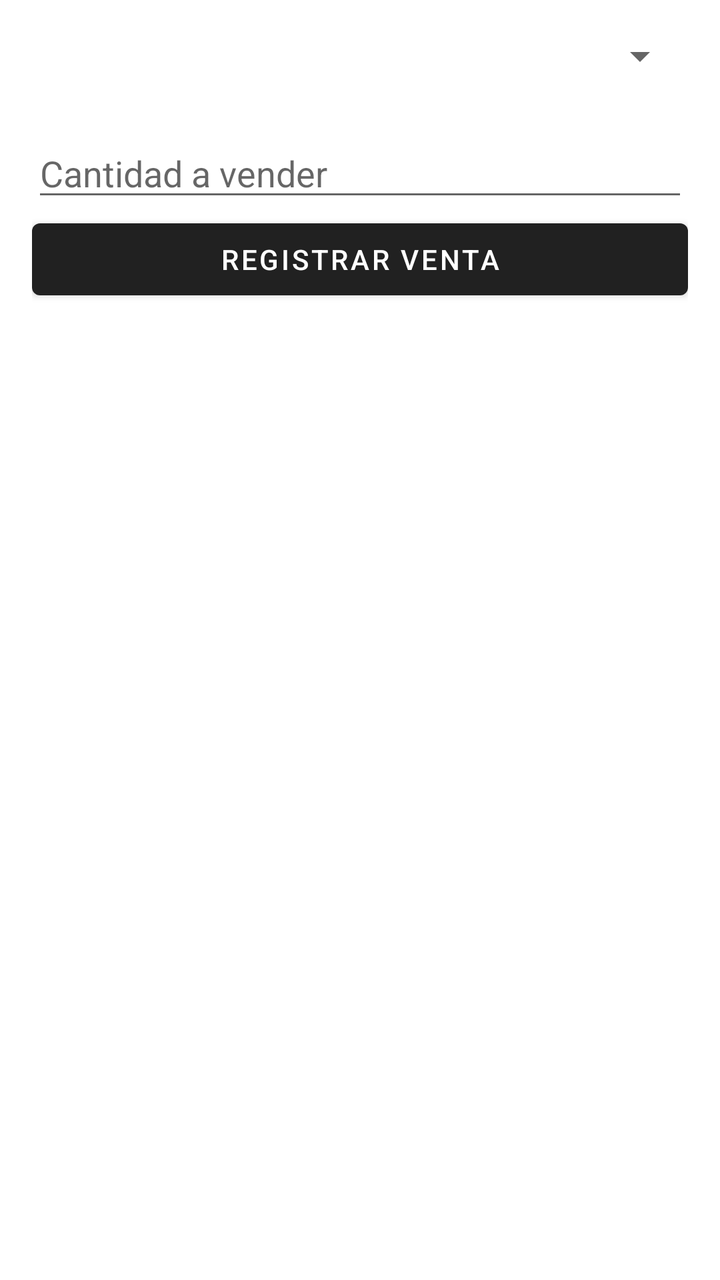
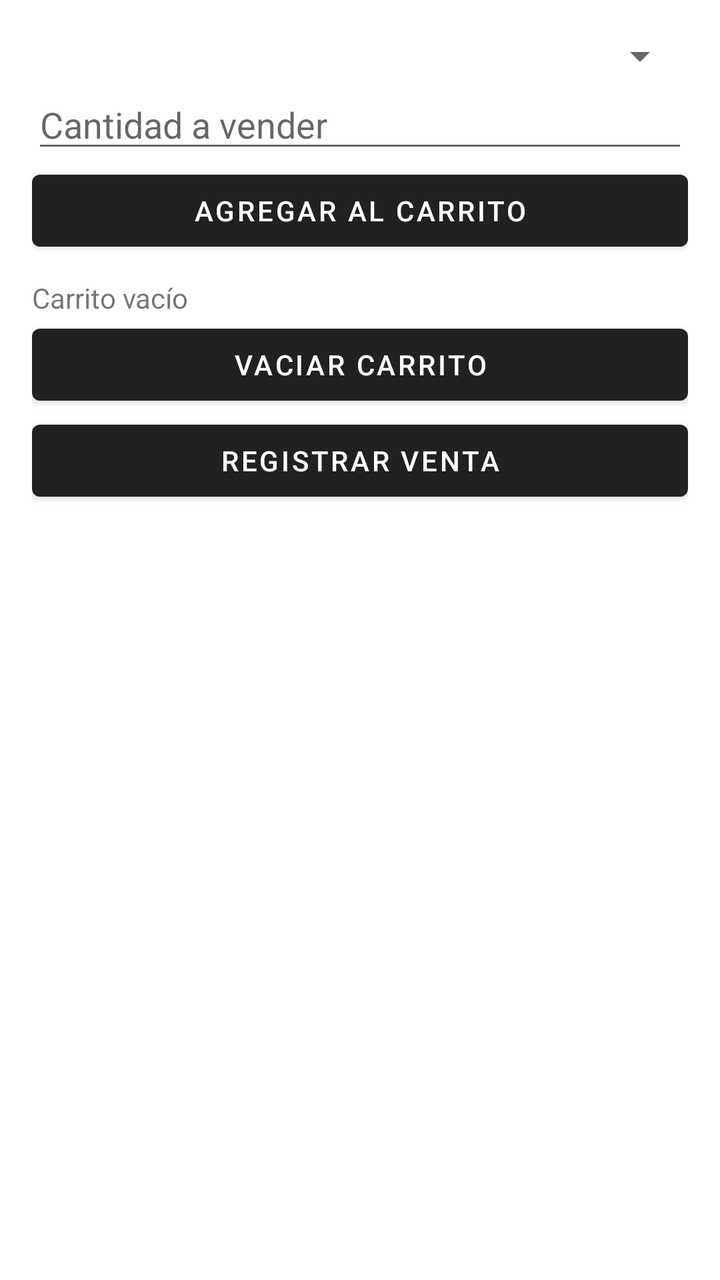

Before-and-after screenshots of an Android layout around one commit, followed by the original layout XML and the change that was made.
<!-- AndroidManifest.xml: application theme Theme.MaterialComponents.DayNight.DarkActionBar -->
<!-- res/layout/activity_sales.xml -->
<?xml version="1.0" encoding="utf-8"?>
<LinearLayout
    xmlns:android="http://schemas.android.com/apk/res/android"
    android:orientation="vertical"
    android:padding="16dp"
    android:layout_width="match_parent"
    android:layout_height="match_parent">

    <Spinner
        android:id="@+id/spProducts"
        android:layout_width="match_parent"
        android:layout_height="wrap_content"/>

    <TextView
        android:id="@+id/txtProduct"
        android:textSize="18sp"
        android:layout_width="match_parent"
        android:layout_height="wrap_content"/>

    <EditText
        android:id="@+id/etQuantity"
        android:hint="Cantidad a vender"
        android:inputType="numberDecimal"
        android:layout_width="match_parent"
        android:layout_height="wrap_content"/>

    <Button
        android:id="@+id/btnSell"
        android:text="Registrar Venta"
        android:layout_width="match_parent"
        android:layout_height="wrap_content"/>

    <TextView
        android:id="@+id/txtStatus"
        android:paddingTop="16dp"
        android:layout_width="match_parent"
        android:layout_height="wrap_content"/>

</LinearLayout>
<!-- resources referenced by this layout -->
<resources>

</resources>

<!-- the commit's change to res/layout/activity_sales.xml (unified diff, before → after) -->
@@ -1,39 +1,62 @@
 <?xml version="1.0" encoding="utf-8"?>
-<LinearLayout
+<ScrollView
     xmlns:android="http://schemas.android.com/apk/res/android"
-    android:orientation="vertical"
-    android:padding="16dp"
     android:layout_width="match_parent"
     android:layout_height="match_parent">
 
-    <Spinner
-        android:id="@+id/spProducts"
+    <LinearLayout
+        android:orientation="vertical"
+        android:padding="16dp"
         android:layout_width="match_parent"
-        android:layout_height="wrap_content"/>
+        android:layout_height="wrap_content">
 
-    <TextView
-        android:id="@+id/txtProduct"
-        android:textSize="18sp"
-        android:layout_width="match_parent"
-        android:layout_height="wrap_content"/>
+        <Spinner
+            android:id="@+id/spProducts"
+            android:layout_width="match_parent"
+            android:layout_height="wrap_content"/>
 
-    <EditText
-        android:id="@+id/etQuantity"
-        android:hint="Cantidad a vender"
-        android:inputType="numberDecimal"
-        android:layout_width="match_parent"
-        android:layout_height="wrap_content"/>
+        <EditText
+            android:id="@+id/etQuantity"
+            android:hint="Cantidad a vender"
+            android:inputType="numberDecimal"
+            android:layout_width="match_parent"
+            android:layout_height="wrap_content"/>
 
-    <Button
-        android:id="@+id/btnSell"
-        android:text="Registrar Venta"
-        android:layout_width="match_parent"
-        android:layout_height="wrap_content"/>
+        
+        <Button
+            android:id="@+id/btnAddToCart"
+            android:text="Agregar al carrito"
+            android:layout_width="match_parent"
+            android:layout_height="wrap_content"/>
 
-    <TextView
-        android:id="@+id/txtStatus"
-        android:paddingTop="16dp"
-        android:layout_width="match_parent"
-        android:layout_height="wrap_content"/>
+        
+        <TextView
+            android:id="@+id/txtCart"
+            android:layout_width="match_parent"
+            android:layout_height="wrap_content"
+            android:paddingTop="10dp"
+            android:text="Carrito vacío"/>
 
-</LinearLayout>
+        
+        <Button
+            android:id="@+id/btnClearCart"
+            android:text="Vaciar carrito"
+            android:layout_width="match_parent"
+            android:layout_height="wrap_content"/>
+
+        
+        <Button
+            android:id="@+id/btnSell"
+            android:text="Registrar Venta"
+            android:layout_width="match_parent"
+            android:layout_height="wrap_content"/>
+
+        <TextView
+            android:id="@+id/txtStatus"
+            android:paddingTop="16dp"
+            android:layout_width="match_parent"
+            android:layout_height="wrap_content"/>
+
+    </LinearLayout>
+
+</ScrollView>
